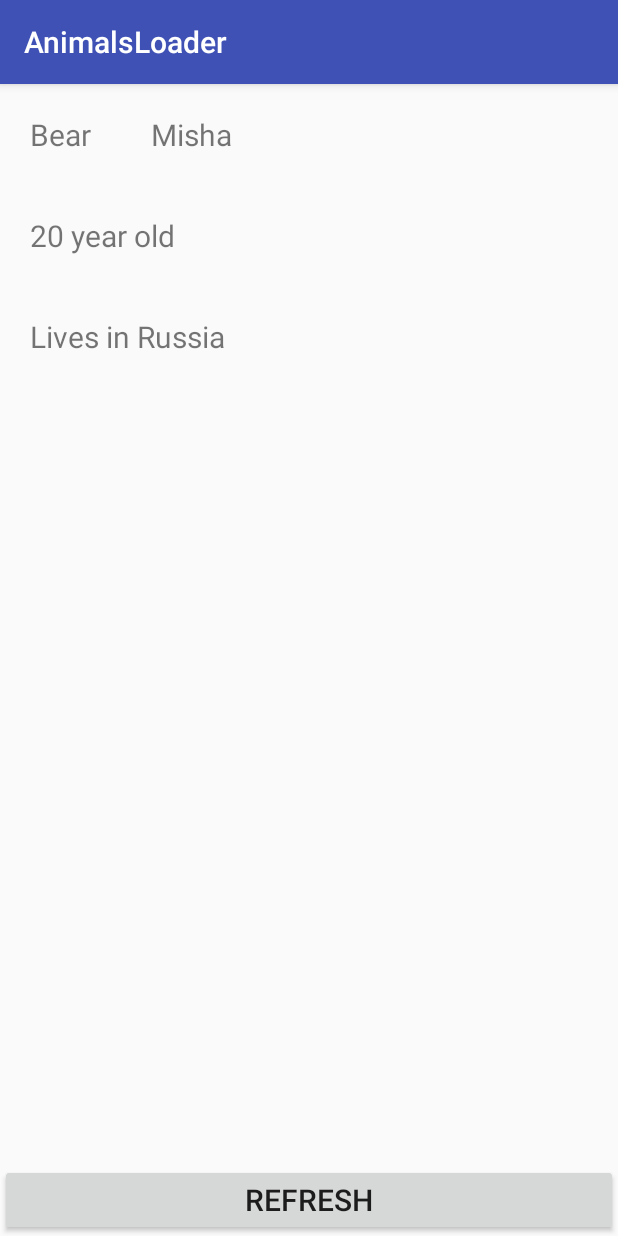
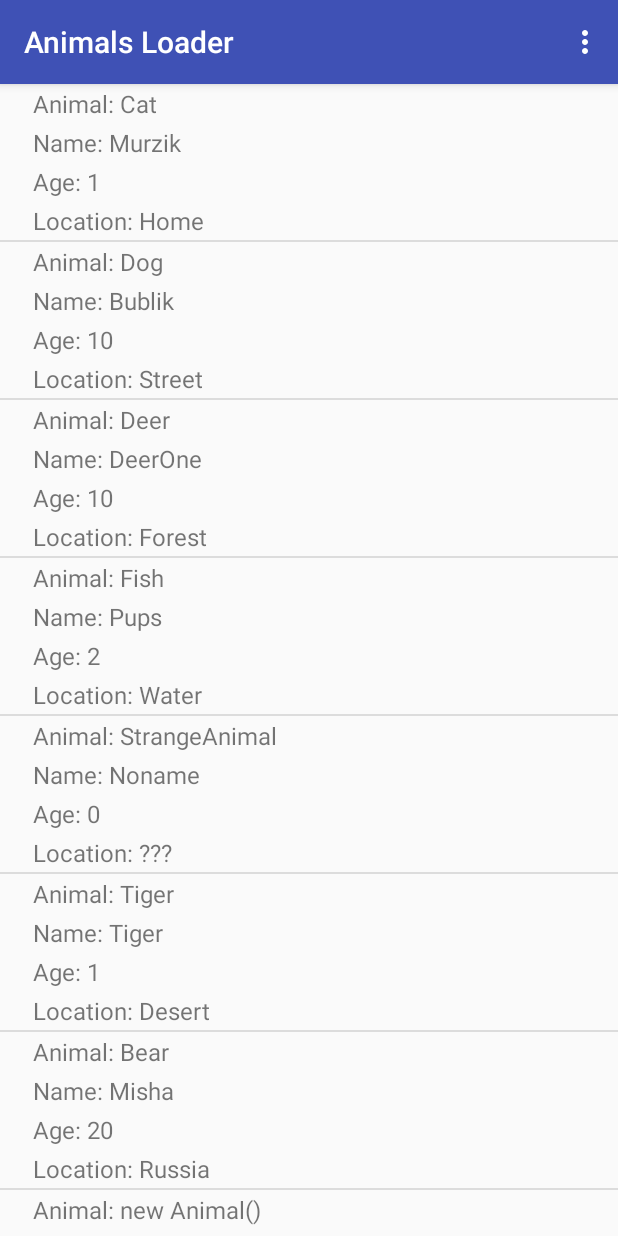
Before and after one commit to coyul/AnimalsLoader, an Android app: the screen it shows after launch (MainActivity), on a phone screen of 412 x 824 dp. Run offline under Robolectric (Android 15) with nearby library versions, the phone set to English and light mode, and no system bars.

Commit message:
added new functionality

```diff
--- a/app/build.gradle
+++ b/app/build.gradle
@@ -20,11 +20,12 @@ android {
 }
 
 dependencies {
-    compile fileTree(dir: 'libs', include: ['*.jar'])
+    compile fileTree(include: ['*.jar'], dir: 'libs')
     androidTestCompile('com.android.support.test.espresso:espresso-core:2.2.2', {
         exclude group: 'com.android.support', module: 'support-annotations'
     })
     compile 'com.android.support:appcompat-v7:25.3.1'
     compile 'com.android.support.constraint:constraint-layout:1.0.2'
     testCompile 'junit:junit:4.12'
+    compile 'com.android.support:design:26.0.0-alpha1'
 }
--- a/app/src/main/AndroidManifest.xml
+++ b/app/src/main/AndroidManifest.xml
@@ -3,6 +3,7 @@
     package="ru.sberbank.animalsloader">
 
     <application
+        android:name=".AnimalApplication"
         android:allowBackup="true"
         android:icon="@mipmap/ic_launcher"
         android:label="@string/app_name"
@@ -16,6 +17,7 @@
                 <category android:name="android.intent.category.LAUNCHER" />
             </intent-filter>
         </activity>
+        <activity android:name=".AnimalAddActivity" />
     </application>
 
 </manifest>
--- /dev/null
+++ b/app/src/main/java/ru/sberbank/animalsloader/AnimalAdapter.java
@@ -0,0 +1,73 @@
+package ru.sberbank.animalsloader;
+
+import android.content.Context;
+import android.view.LayoutInflater;
+import android.view.View;
+import android.view.ViewGroup;
+import android.widget.BaseAdapter;
+import android.widget.TextView;
+
+import java.util.ArrayList;
+import java.util.List;
+
+public class AnimalAdapter extends BaseAdapter {
+    private List<Animal> mAnimals;
+
+    public AnimalAdapter() {
+        mAnimals = new ArrayList<>();
+    }
+
+    @Override
+    public int getCount() {
+        return mAnimals.size();
+    }
+
+    @Override
+    public Object getItem(int position) {
+        return mAnimals.get(position);
+    }
+
+    @Override
+    public long getItemId(int position) {
+        return position;
+    }
+
+    @Override
+    public View getView(int position, View convertView, ViewGroup parent) {
+        View view = convertView;
+        if( view == null){
+            view = LayoutInflater.from(parent.getContext()).inflate(R.layout.animal_list_item, parent, false);
+            view.setTag(new ViewHolder(view));
+        }
+
+        ViewHolder holder = (ViewHolder) view.getTag();
+        Animal animal = mAnimals.get(position);
+        Context context = view.getContext();
+        holder.speciesTextView.setText(context.getString(R.string.species_format, animal.getSpecies()));
+        holder.nameTextView.setText(context.getString(R.string.name_format, animal.getName()));
+        holder.ageTextView.setText(context.getString(R.string.age_format, String.valueOf(animal.getAge())));
+        holder.locationTextView.setText(context.getString(R.string.location_format, animal.getLocation()));
+        return view;
+    }
+
+    public void setUpAdapter(List<Animal> list){
+        mAnimals.clear();
+        mAnimals.addAll(list);
+        notifyDataSetChanged();
+    }
+
+    private static class ViewHolder {
+
+        public final TextView speciesTextView;
+        public final TextView ageTextView;
+        public final TextView nameTextView;
+        public final TextView locationTextView;
+
+        public ViewHolder(View itemView) {
+            speciesTextView = (TextView) itemView.findViewById(R.id.species);
+            ageTextView = (TextView) itemView.findViewById(R.id.age);
+            nameTextView = (TextView) itemView.findViewById(R.id.name);
+            locationTextView = (TextView) itemView.findViewById(R.id.location);
+        }
+    }
+}
--- /dev/null
+++ b/app/src/main/java/ru/sberbank/animalsloader/AnimalApplication.java
@@ -0,0 +1,13 @@
+package ru.sberbank.animalsloader;
+
+import android.app.Application;
+
+public class AnimalApplication extends Application implements AnimalStorageProvider {
+
+    AnimalStorage mAnimalStorage = new AnimalStorage();
+
+    @Override
+    public AnimalStorage getAnimalStorage() {
+        return mAnimalStorage;
+    }
+}
--- a/app/src/main/java/ru/sberbank/animalsloader/AnimalLoader.java
+++ b/app/src/main/java/ru/sberbank/animalsloader/AnimalLoader.java
@@ -1,33 +1,59 @@
 package ru.sberbank.animalsloader;
 
 import android.content.Context;
+import android.os.SystemClock;
 import android.support.v4.content.AsyncTaskLoader;
 import android.util.Log;
 
 import java.util.List;
 import java.util.Random;
 
-public class AnimalLoader extends AsyncTaskLoader<Animal> {
+public class AnimalLoader extends AsyncTaskLoader <List<Animal>> implements OnListChangeListener {
 
     private static final String TAG = "AnimalLoader";
-    private Random random;
+    private AnimalStorage mAnimalStorage;
+    private List<Animal> mCashedList;
 
-    public AnimalLoader(Context context) {
+    public AnimalLoader(Context context, AnimalStorage animalStorage) {
         super(context);
-        random = new Random();
+        this.mAnimalStorage = animalStorage;
+        mAnimalStorage.addOnListChangeListener(this);
     }
 
     @Override
     protected void onStartLoading() {
         super.onStartLoading();
-        forceLoad();
         Log.e(TAG, "onStartLoading");
+        if (mCashedList == null || takeContentChanged()) {
+            Log.e(TAG, "onStartLoading forceLoad");
+            forceLoad();
+        }
+
     }
 
     @Override
-    public Animal loadInBackground() {
+    public void deliverResult(List<Animal> data) {
+        super.deliverResult(data);
+        Log.e(TAG, "deliverResult");
+        mCashedList = data;
+    }
+
+    @Override
+    public List<Animal> loadInBackground() {
         Log.e(TAG, "loadInBackground");
-        List<Animal> animalList = AnimalGenerator.provideAnimals();
-        return AnimalGenerator.getRandomAnimal(animalList, random);
+        List<Animal> animalList = mAnimalStorage.getAnimals();
+        return animalList;
+    }
+
+    @Override
+    protected void onReset() {
+        super.onReset();
+        Log.e(TAG, "onReset");
+        mAnimalStorage.removeOnListChangeListener(this);
+    }
+
+    @Override
+    public void onAnimalAdded() {
+        onContentChanged();
     }
 }
--- /dev/null
+++ b/app/src/main/java/ru/sberbank/animalsloader/AnimalStorage.java
@@ -0,0 +1,40 @@
+package ru.sberbank.animalsloader;
+
+import java.util.ArrayList;
+import java.util.Collections;
+import java.util.List;
+
+public class AnimalStorage {
+
+    private final List<Animal> mCurrentAnimals;
+    private static final List<Animal> mAnimals;
+    private final List<OnListChangeListener> mOnListChangeListenerList;
+
+    static {
+        mAnimals = Collections.unmodifiableList(AnimalGenerator.provideAnimals());
+    }
+
+    public AnimalStorage() {
+        mCurrentAnimals = new ArrayList<>(mAnimals);
+        mOnListChangeListenerList = new ArrayList<>();
+    }
+
+    public List<Animal> getAnimals(){
+        return new ArrayList<>(mCurrentAnimals);
+    }
+
+    public void addAnimal(Animal animal){
+        mCurrentAnimals.add(animal);
+        for (OnListChangeListener listener : mOnListChangeListenerList){
+            listener.onAnimalAdded();
+        }
+    }
+
+    public void addOnListChangeListener(OnListChangeListener listener) {
+        mOnListChangeListenerList.add(listener);
+    }
+
+    public void removeOnListChangeListener(OnListChangeListener listener) {
+        mOnListChangeListenerList.remove(listener);
+    }
+}
--- /dev/null
+++ b/app/src/main/java/ru/sberbank/animalsloader/AnimalStorageProvider.java
@@ -0,0 +1,5 @@
+package ru.sberbank.animalsloader;
+
+public interface AnimalStorageProvider {
+    AnimalStorage getAnimalStorage();
+}
--- a/app/src/main/java/ru/sberbank/animalsloader/MainActivity.java
+++ b/app/src/main/java/ru/sberbank/animalsloader/MainActivity.java
@@ -5,21 +5,21 @@ import android.support.v4.content.Loader;
 import android.support.v7.app.AppCompatActivity;
 import android.os.Bundle;
 import android.util.Log;
+import android.view.Menu;
+import android.view.MenuItem;
 import android.view.View;
-import android.widget.Button;
+import android.widget.ListView;
 import android.widget.ProgressBar;
-import android.widget.RelativeLayout;
-import android.widget.TextView;
 
-public class MainActivity extends AppCompatActivity implements View.OnClickListener {
+import java.util.List;
 
-    private TextView mSpeciesView;
-    private TextView mNameView;
-    private TextView mAgeView;
-    private TextView mLocationView;
-    private Button mRefreshButton;
+public class MainActivity extends AppCompatActivity {
+
+    private AnimalStorage mAnimalStorage;
+    private AnimalAdapter mAnimalAdapter;
+
     private ProgressBar mProgressBar;
-    private RelativeLayout mRelativeLayout;
+    private ListView mListView;
 
     private static final int LOADER_ID = 1;
     private static final String TAG = "MainActivity";
@@ -29,53 +29,61 @@ public class MainActivity extends AppCompatActivity implements View.OnClickListe
         super.onCreate(savedInstanceState);
         setContentView(R.layout.activity_main);
 
-        mSpeciesView = (TextView) findViewById(R.id.species);
-        mNameView = (TextView) findViewById(R.id.name);
-        mAgeView = (TextView) findViewById(R.id.age);
-        mLocationView = (TextView) findViewById(R.id.location);
-        mRefreshButton = (Button) findViewById(R.id.refresh_button);
+        AnimalStorageProvider provider = (AnimalStorageProvider) getApplication();
+        mAnimalStorage = provider.getAnimalStorage();
+
+        mAnimalAdapter = new AnimalAdapter();
         mProgressBar = (ProgressBar) findViewById(R.id.progress_bar);
-        mRelativeLayout = (RelativeLayout) findViewById(R.id.relative_layout);
+        mListView = (ListView) findViewById(R.id.list_view);
+        mListView.setAdapter(mAnimalAdapter);
 
-        mRefreshButton.setOnClickListener(this);
         getSupportLoaderManager().initLoader(LOADER_ID, null, new AnimalsLoaderCallBacks());
     }
 
+    @Override
+    public boolean onCreateOptionsMenu(Menu menu) {
+        getMenuInflater().inflate(R.menu.animal_menu, menu);
+        return true;
+    }
 
     @Override
-    public void onClick(View v) {
-        mRelativeLayout.setVisibility(View.GONE);
-        mProgressBar.setVisibility(View.VISIBLE);
-
-        getSupportLoaderManager().getLoader(LOADER_ID).forceLoad();
+    public boolean onOptionsItemSelected(MenuItem item) {
+        boolean handled = false;
+        switch (item.getItemId()) {
+            case R.id.add_animal_menu_item: {
+                startActivity(AnimalAddActivity.newIntent(this));
+                break;
+            }
+            default: {
+                handled = super.onOptionsItemSelected(item);
+                break;
+            }
+        }
+        return handled;
     }
 
-    private class AnimalsLoaderCallBacks implements LoaderManager.LoaderCallbacks<Animal> {
+
+    private class AnimalsLoaderCallBacks implements LoaderManager.LoaderCallbacks<List<Animal>> {
 
         @Override
-        public Loader onCreateLoader(int id, Bundle args) {
-            return new AnimalLoader(MainActivity.this);
+        public Loader<List<Animal>> onCreateLoader(int id, Bundle args) {
+            return new AnimalLoader(MainActivity.this, mAnimalStorage);
         }
 
         @Override
-        public void onLoadFinished(Loader loader, Animal data) {
-            Log.e(TAG, "on load finished");
-            mSpeciesView.setText(data.getSpecies());
-            mNameView.setText(data.getName());
-            mAgeView.setText(getString(R.string.age_format, String.valueOf(data.getAge())));
-            mLocationView.setText(getString(R.string.location_format, data.getLocation()));
+        public void onLoadFinished(Loader<List<Animal>> loader, List<Animal> data) {
+            mAnimalAdapter.setUpAdapter(data);
 
-            mRelativeLayout.setVisibility(View.VISIBLE);
+            mListView.setVisibility(View.VISIBLE);
             mProgressBar.setVisibility(View.GONE);
-
-
+            Log.e(TAG, "onLoadFinished");
         }
 
         @Override
-        public void onLoaderReset(Loader loader) {
-            Log.e(TAG, "on load reset");
-            mRelativeLayout.setVisibility(View.GONE);
+        public void onLoaderReset(Loader<List<Animal>> loader) {
+            mListView.setVisibility(View.GONE);
             mProgressBar.setVisibility(View.VISIBLE);
+            Log.e(TAG, "onLoaderReset");
         }
     }
 }
--- /dev/null
+++ b/app/src/main/java/ru/sberbank/animalsloader/OnListChangeListener.java
@@ -0,0 +1,5 @@
+package ru.sberbank.animalsloader;
+
+public interface OnListChangeListener {
+    void onAnimalAdded();
+}
--- a/app/src/main/res/layout/activity_main.xml
+++ b/app/src/main/res/layout/activity_main.xml
@@ -3,56 +3,13 @@
     xmlns:tools="http://schemas.android.com/tools"
     android:layout_width="match_parent"
     android:layout_height="match_parent"
+    android:orientation="horizontal"
     tools:context="ru.sberbank.animalsloader.MainActivity">
 
-    <RelativeLayout
-        android:id="@+id/relative_layout"
+    <ListView
+        android:id="@+id/list_view"
         android:layout_width="match_parent"
-        android:layout_height="match_parent">
-
-        <TextView
-            android:id="@+id/species"
-            android:layout_width="wrap_content"
-            android:layout_height="wrap_content"
-            android:padding="@dimen/text_padding"
-            android:textSize="@dimen/text_size"
-            tools:text="Cat" />
-
-        <TextView
-            android:id="@+id/name"
-            android:layout_width="wrap_content"
-            android:layout_height="wrap_content"
-            android:layout_toRightOf="@+id/species"
-            android:padding="@dimen/text_padding"
-            android:textSize="@dimen/text_size"
-            tools:text="Vaska" />
-
-        <TextView
-            android:id="@+id/age"
-            android:layout_width="wrap_content"
-            android:layout_height="wrap_content"
-            android:layout_below="@+id/name"
-            android:padding="@dimen/text_padding"
-            android:textSize="@dimen/text_size"
-            tools:text="12 year old" />
-
-        <TextView
-            android:id="@+id/location"
-            android:layout_width="wrap_content"
-            android:layout_height="wrap_content"
-            android:layout_below="@+id/age"
-            android:padding="@dimen/text_padding"
-            android:textSize="@dimen/text_size"
-            tools:text="Lives in home" />
-
-        <Button
-            android:id="@+id/refresh_button"
-            android:layout_width="match_parent"
-            android:layout_height="wrap_content"
-            android:layout_alignParentBottom="true"
-            android:text="@string/refresh_button"
-            android:textSize="@dimen/text_size" />
-    </RelativeLayout>
+        android:layout_height="match_parent" />
 
     <ProgressBar
         android:id="@+id/progress_bar"
--- /dev/null
+++ b/app/src/main/res/layout/animal_list_item.xml
@@ -0,0 +1,40 @@
+<?xml version="1.0" encoding="utf-8"?>
+<LinearLayout xmlns:android="http://schemas.android.com/apk/res/android"
+    xmlns:tools="http://schemas.android.com/tools"
+    android:layout_width="match_parent"
+    android:layout_height="match_parent"
+    android:orientation="vertical"
+    android:paddingLeft="@dimen/layout_padding">
+
+    <TextView
+        android:id="@+id/species"
+        android:layout_width="wrap_content"
+        android:layout_height="wrap_content"
+        android:padding="@dimen/text_padding"
+        android:textSize="@dimen/text_size"
+        tools:text="Animal: Cat" />
+
+    <TextView
+        android:id="@+id/name"
+        android:layout_width="wrap_content"
+        android:layout_height="wrap_content"
+        android:padding="@dimen/text_padding"
+        android:textSize="@dimen/text_size"
+        tools:text="Name: Vaska" />
+
+    <TextView
+        android:id="@+id/age"
+        android:layout_width="wrap_content"
+        android:layout_height="wrap_content"
+        android:padding="@dimen/text_padding"
+        android:textSize="@dimen/text_size"
+        tools:text="Age: 12" />
+
+    <TextView
+        android:id="@+id/location"
+        android:layout_width="wrap_content"
+        android:layout_height="wrap_content"
+        android:padding="@dimen/text_padding"
+        android:textSize="@dimen/text_size"
+        tools:text="Location: home" />
+</LinearLayout>
--- /dev/null
+++ b/app/src/main/res/menu/animal_menu.xml
@@ -0,0 +1,7 @@
+<?xml version="1.0" encoding="utf-8"?>
+<menu xmlns:android="http://schemas.android.com/apk/res/android">
+    <item
+        android:id="@+id/add_animal_menu_item"
+        android:title="@string/add_new_animal"
+        />
+</menu>
--- a/app/src/main/res/values/dimens.xml
+++ b/app/src/main/res/values/dimens.xml
@@ -1,5 +1,6 @@
 <?xml version="1.0" encoding="utf-8"?>
 <resources>
-    <dimen name="text_size">20sp</dimen>
-    <dimen name="text_padding">20dp</dimen>
+    <dimen name="text_size">16sp</dimen>
+    <dimen name="text_padding">2dp</dimen>
+    <dimen name="layout_padding">20dp</dimen>
 </resources>
--- a/app/src/main/res/values/strings.xml
+++ b/app/src/main/res/values/strings.xml
@@ -1,7 +1,16 @@
 <resources>
-    <string name="app_name">AnimalsLoader</string>
+    <string name="app_name">Animals Loader</string>
     <string name="refresh_button">Refresh</string>
 
-    <string name="age_format">%1$s year old</string>
-    <string name="location_format">Lives in %1$s</string>
+    <string name="species_format">Animal: %1$s</string>
+    <string name="name_format">Name: %1$s</string>
+    <string name="age_format">Age: %1$s</string>
+    <string name="location_format">Location: %1$s</string>
+    <string name="add_new_animal">Add new animal</string>
+    <string name="add_animal_text">Add animal</string>
+
+    <string name="species">Animal</string>
+    <string name="name">Name</string>
+    <string name="age">Age</string>
+    <string name="location">Location</string>
 </resources>
```
Also changed, not shown: app/src/main/java/ru/sberbank/animalsloader/AnimalAddActivity.java (added, +101 -0 lines), app/src/main/res/layout/activity_add.xml (added, +81 -0 lines).
